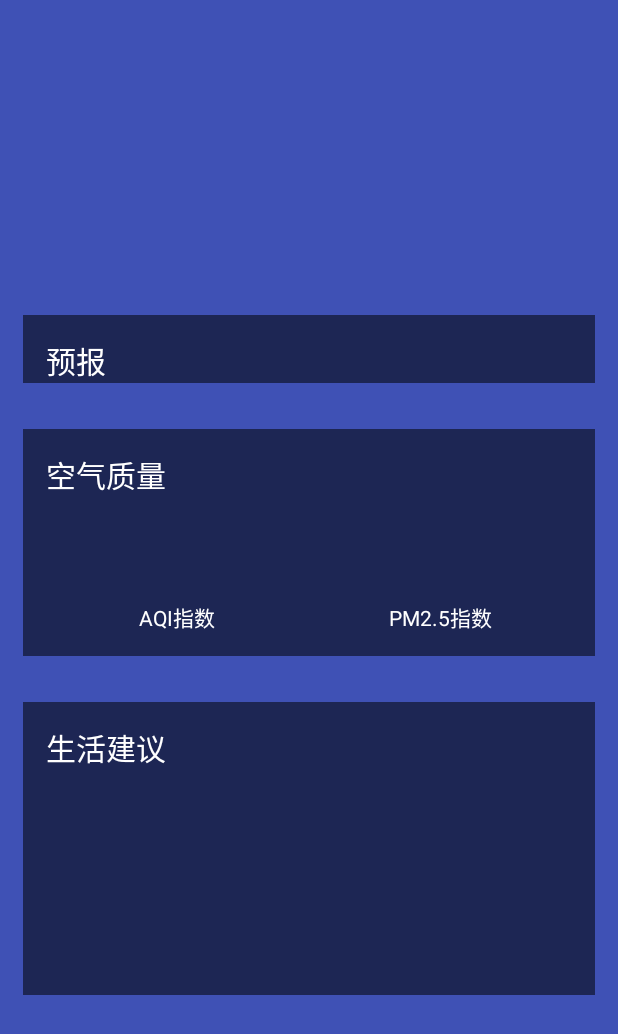
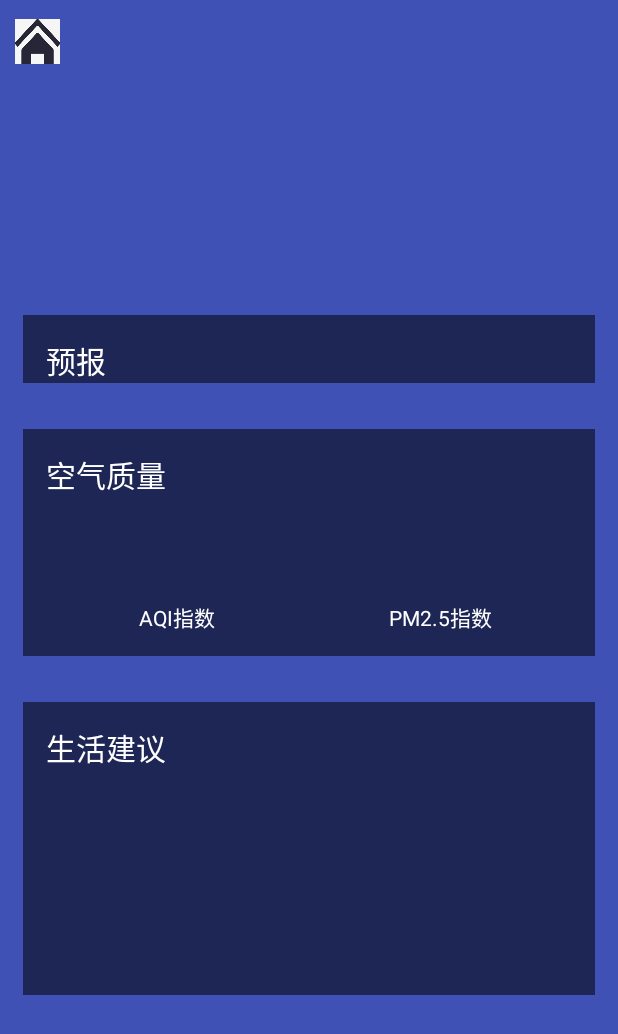
Before and after one commit to gyueguangshuian/waweather, an Android app: the WeatherActivity screen opened directly, with no data from a screen before it, on a phone screen of 412 x 824 dp. Shown: the top 1034 px of the screen. Run offline under Robolectric (Android 15) with nearby library versions, the light colour scheme and no system bars; libraries missing offline, so code that uses them is left out: org.litepal.crud; pictures from the network do not load; 2 statements that could not run were skipped.

Commit message:
新增切换城市和手动更新天气的功能。

```diff
--- a/app/src/main/java/com/waweather/android/ChooseAreaFragment.java
+++ b/app/src/main/java/com/waweather/android/ChooseAreaFragment.java
@@ -19,6 +19,7 @@ import android.widget.Toast;
 import com.waweather.android.db.City;
 import com.waweather.android.db.County;
 import com.waweather.android.db.Province;
+import com.waweather.android.gson.Weather;
 import com.waweather.android.util.HttpUtil;
 import com.waweather.android.util.Utility;
 
@@ -113,11 +114,18 @@ public class ChooseAreaFragment extends Fragment {
                     queryCounties();
                 } else if (currentLevel == LEVEL_COUNTY) {
                     String weatherId = countyList.get(position).getWeatherId();
-                    Intent intent = new Intent(getActivity(), WeatherActivity.
-                            class);
-                    intent.putExtra("weather_id", weatherId);
-                    startActivity(intent);
-                    getActivity().finish();
+                    if (getActivity() instanceof MainActivity) {
+                        Intent intent = new Intent(getActivity(), WeatherActivity.
+                                class);
+                        intent.putExtra("weather_id", weatherId);
+                        startActivity(intent);
+                        getActivity().finish();
+                    } else if (getActivity() instanceof WeatherActivity) {
+                        WeatherActivity activity = (WeatherActivity) getActivity();
+                        activity.drawerLayout.closeDrawers();
+                        activity.swipeRefresh.setRefreshing(true);
+                        activity.requestWeather(weatherId);
+                    }
                 }
             }
         });
--- a/app/src/main/java/com/waweather/android/WeatherActivity.java
+++ b/app/src/main/java/com/waweather/android/WeatherActivity.java
@@ -4,11 +4,15 @@ import android.content.SharedPreferences;
 import android.graphics.Color;
 import android.os.Build;
 import android.preference.PreferenceManager;
+import android.support.v4.view.GravityCompat;
+import android.support.v4.widget.DrawerLayout;
+import android.support.v4.widget.SwipeRefreshLayout;
 import android.support.v7.app.AppCompatActivity;
 import android.os.Bundle;
 import android.util.Log;
 import android.view.LayoutInflater;
 import android.view.View;
+import android.widget.Button;
 import android.widget.ImageView;
 import android.widget.LinearLayout;
 import android.widget.ScrollView;
@@ -28,6 +32,14 @@ import okhttp3.Callback;
 import okhttp3.Response;
 
 public class WeatherActivity extends AppCompatActivity {
+
+    public DrawerLayout drawerLayout;
+
+    private Button navButton;
+
+    public SwipeRefreshLayout swipeRefresh;
+
+    private String mWeatherId;
 
     private ScrollView weatherLayout;
 
@@ -79,19 +91,32 @@ public class WeatherActivity extends AppCompatActivity {
         comfortText = (TextView) findViewById(R.id.comfort_text);
         carWashText = (TextView) findViewById(R.id.car_wash_text);
         sportText = (TextView) findViewById(R.id.sport_text);
+        swipeRefresh = (SwipeRefreshLayout) findViewById(R.id.swipe_refresh);
+        swipeRefresh.setColorSchemeResources(R.color.colorPrimary);
+        drawerLayout = (DrawerLayout) findViewById(R.id.drawer_lauout);
+        navButton = (Button) findViewById(R.id.nav_button);
+
         SharedPreferences prefs = PreferenceManager.getDefaultSharedPreferences
                 (this);
         String weatherString = prefs.getString("weather", null);
         if (weatherString != null) {
             // 有缓冲时直接解析天气数据
             Weather weather = Utility.handleWeatherResponse(weatherString);
+            mWeatherId = weather.basic.weatherId;
             showWeatherInfo(weather);
         } else {
             // 无缓存时去服务器查询天气
-            String weatherId = getIntent().getStringExtra("weather_id");
+            mWeatherId = getIntent().getStringExtra("weather_id");
             weatherLayout.setVisibility(View.VISIBLE);
-            requestWeather(weatherId);
+            requestWeather(mWeatherId);
         }
+        swipeRefresh.setOnRefreshListener(new SwipeRefreshLayout.
+                OnRefreshListener() {
+            @Override
+            public void onRefresh() {
+                requestWeather(mWeatherId);
+            }
+        });
 
         String bingPic = prefs.getString("bing_pic", null);
         if (bingPic != null) {
@@ -99,6 +124,13 @@ public class WeatherActivity extends AppCompatActivity {
         } else {
             loadBingPic();
         }
+
+        navButton.setOnClickListener(new View.OnClickListener() {
+            @Override
+            public void onClick(View v) {
+                drawerLayout.openDrawer(GravityCompat.START);
+            }
+        });
     }
 
     /**
@@ -122,11 +154,13 @@ public class WeatherActivity extends AppCompatActivity {
                                     edit();
                             editor.putString("weather", responseText);
                             editor.apply();
+                            mWeatherId = weather.basic.weatherId;
                             showWeatherInfo(weather);
                         } else  {
                             Toast.makeText(WeatherActivity.this, "获取天气信息失败",
                                     Toast.LENGTH_SHORT).show();
                         }
+                        swipeRefresh.setRefreshing(false);
                     }
                 });
 
@@ -140,6 +174,7 @@ public class WeatherActivity extends AppCompatActivity {
                     public void run() {
                         Toast.makeText(WeatherActivity.this, "获取天气信息失败",
                                 Toast.LENGTH_SHORT).show();
+                        swipeRefresh.setRefreshing(false);
                     }
                 });
             }
--- a/app/src/main/res/layout/activity_weather.xml
+++ b/app/src/main/res/layout/activity_weather.xml
@@ -10,6 +10,17 @@
         android:layout_width="match_parent"
         android:layout_height="match_parent"
         android:scaleType="centerCrop" />
+
+    <android.support.v4.widget.DrawerLayout
+        android:id="@+id/drawer_lauout"
+        android:layout_width="match_parent"
+        android:layout_height="match_parent">
+
+        <android.support.v4.widget.SwipeRefreshLayout
+            android:id="@+id/swipe_refresh"
+            android:layout_width="match_parent"
+            android:layout_height="match_parent">
+
 
             <ScrollView
                 android:id="@+id/weather_layout"
@@ -38,4 +49,15 @@
 
             </ScrollView>
 
+        </android.support.v4.widget.SwipeRefreshLayout>
+
+        <fragment
+            android:id="@+id/choose_area_fragment"
+            android:name="com.waweather.android.ChooseAreaFragment"
+            android:layout_width="match_parent"
+            android:layout_height="match_parent"
+            android:layout_gravity="start" />
+
+   </android.support.v4.widget.DrawerLayout>
+
 </FrameLayout>
--- a/app/src/main/res/layout/title.xml
+++ b/app/src/main/res/layout/title.xml
@@ -3,6 +3,15 @@
     xmlns:android="http://schemas.android.com/apk/res/android"
     android:layout_width="match_parent"
     android:layout_height="?attr/actionBarSize">
+
+    <Button
+        android:id="@+id/nav_button"
+        android:layout_width="30dp"
+        android:layout_height="30dp"
+        android:layout_marginLeft="10dp"
+        android:layout_alignParentLeft="true"
+        android:layout_centerVertical="true"
+        android:background="@drawable/ic_home"/>
 
     <TextView
         android:id="@+id/title_city"
```
Also changed, not shown: app/src/main/res/drawable-xxhdpi/ic_home.png (added). Lines whose indentation alone changed are shown as unchanged.
